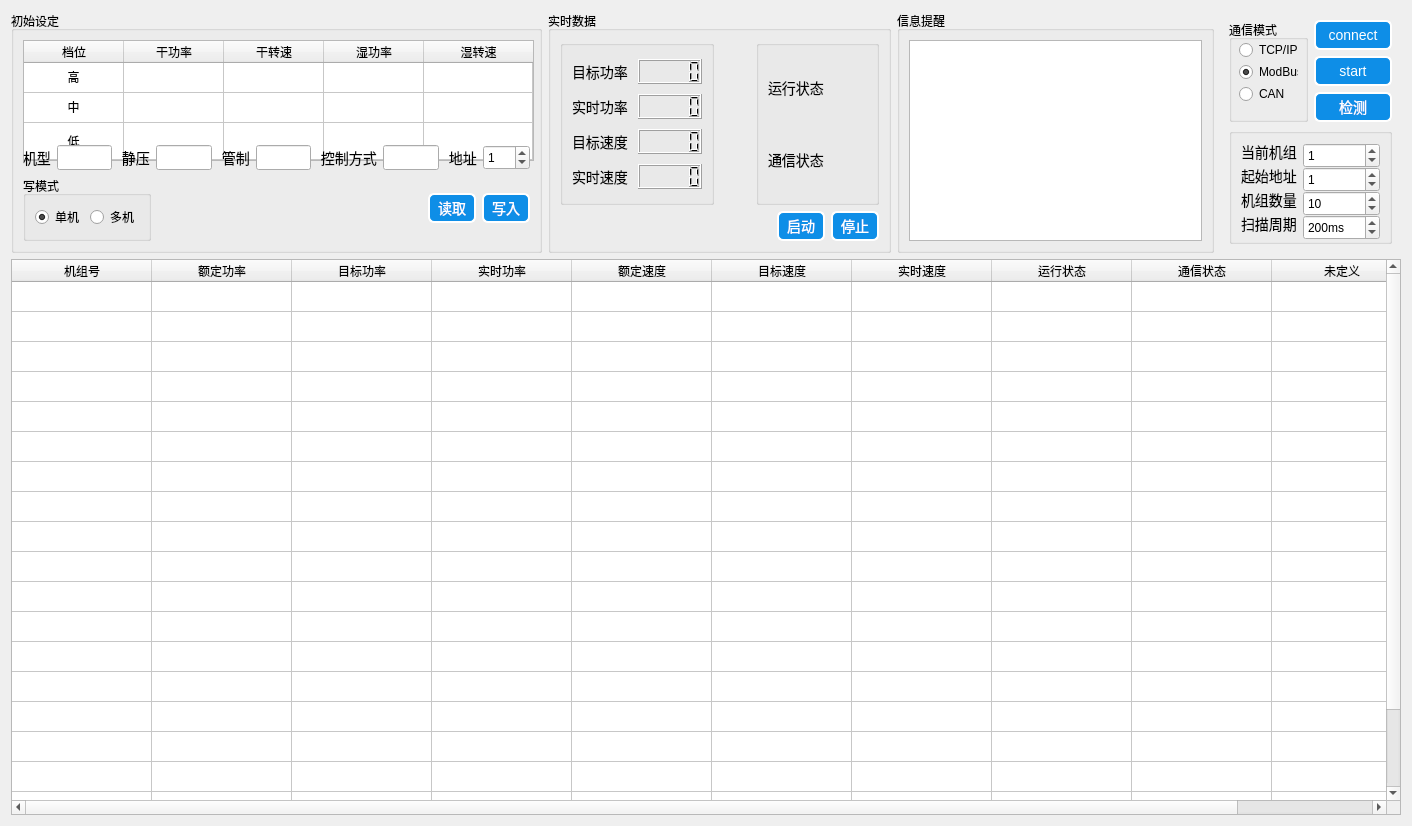
Before: the Qt Designer form userui/fanmotorui.ui in pkzju/super, drawn with Qt 5.
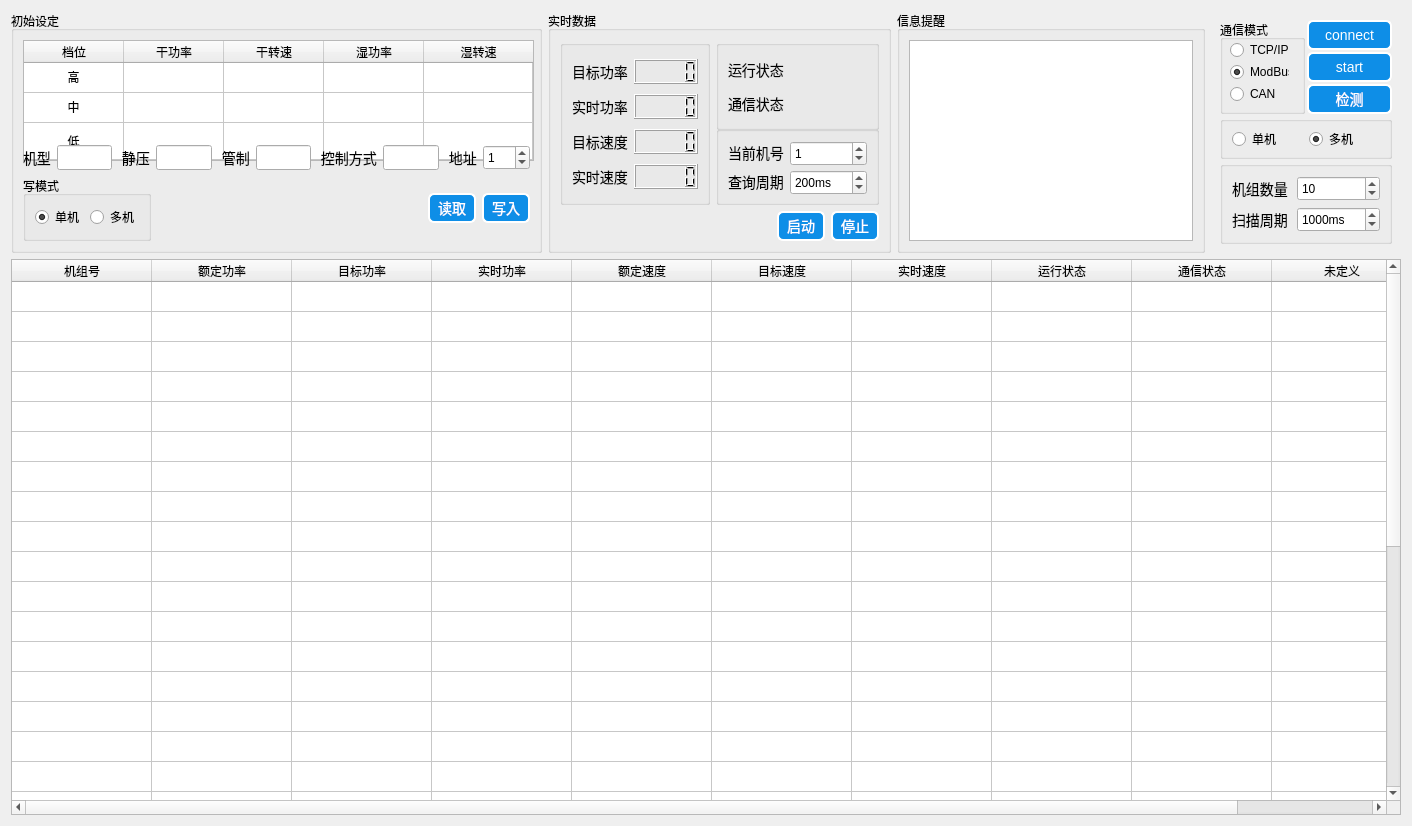
After: the same form once the commit is applied. Custom widgets are drawn as their Qt base class.

Diff of the .ui file:
```diff
--- a/userui/fanmotorui.ui
+++ b/userui/fanmotorui.ui
@@ -553,54 +553,8 @@
      <property name="title">
       <string>实时数据</string>
      </property>
-     <layout class="QGridLayout" name="gridLayout_6" columnstretch="5,1,4" rowminimumheight="0,0">
-      <item row="0" column="1">
-       <spacer name="horizontalSpacer_3">
-        <property name="orientation">
-         <enum>Qt::Horizontal</enum>
-        </property>
-        <property name="sizeHint" stdset="0">
-         <size>
-          <width>28</width>
-          <height>20</height>
-         </size>
-        </property>
-       </spacer>
-      </item>
-      <item row="0" column="2">
-       <widget class="QGroupBox" name="groupBox">
-        <layout class="QGridLayout" name="gridLayout_5">
-         <item row="0" column="0">
-          <widget class="QLabel" name="label_17">
-           <property name="text">
-            <string>运行状态</string>
-           </property>
-          </widget>
-         </item>
-         <item row="0" column="1">
-          <widget class="QcwIndicatorLamp" name="lamp_runState" native="true"/>
-         </item>
-         <item row="1" column="0">
-          <widget class="QLabel" name="label_18">
-           <property name="text">
-            <string>通信状态</string>
-           </property>
-          </widget>
-         </item>
-         <item row="1" column="1">
-          <widget class="QcwIndicatorLamp" name="lamp_comState" native="true">
-           <property name="sizePolicy">
-            <sizepolicy hsizetype="Preferred" vsizetype="Preferred">
-             <horstretch>0</horstretch>
-             <verstretch>0</verstretch>
-            </sizepolicy>
-           </property>
-          </widget>
-         </item>
-        </layout>
-       </widget>
-      </item>
-      <item row="0" column="0">
+     <layout class="QGridLayout" name="gridLayout_8" columnstretch="0,0,0">
+      <item row="0" column="0" rowspan="2">
        <widget class="QGroupBox" name="groupBox">
         <layout class="QGridLayout" name="gridLayout_3">
          <item row="0" column="0">
@@ -698,7 +652,7 @@
         </layout>
        </widget>
       </item>
-      <item row="1" column="0" colspan="3">
+      <item row="2" column="0" colspan="3">
        <layout class="QHBoxLayout" name="horizontalLayout_4">
         <item>
          <spacer name="horizontalSpacer_4">
@@ -753,6 +707,109 @@
         </item>
        </layout>
       </item>
+      <item row="0" column="1" colspan="2">
+       <widget class="QGroupBox" name="groupBox">
+        <property name="minimumSize">
+         <size>
+          <width>150</width>
+          <height>90</height>
+         </size>
+        </property>
+        <layout class="QGridLayout" name="gridLayout_5">
+         <item row="0" column="0">
+          <widget class="QLabel" name="label_17">
+           <property name="text">
+            <string>运行状态</string>
+           </property>
+          </widget>
+         </item>
+         <item row="0" column="1">
+          <widget class="QcwIndicatorLamp" name="lamp_runState" native="true"/>
+         </item>
+         <item row="1" column="0">
+          <widget class="QLabel" name="label_18">
+           <property name="text">
+            <string>通信状态</string>
+           </property>
+          </widget>
+         </item>
+         <item row="1" column="1">
+          <widget class="QcwIndicatorLamp" name="lamp_comState" native="true">
+           <property name="sizePolicy">
+            <sizepolicy hsizetype="Preferred" vsizetype="Preferred">
+             <horstretch>0</horstretch>
+             <verstretch>0</verstretch>
+            </sizepolicy>
+           </property>
+          </widget>
+         </item>
+        </layout>
+       </widget>
+      </item>
+      <item row="1" column="1" colspan="2">
+       <widget class="QGroupBox" name="groupBox">
+        <layout class="QGridLayout" name="gridLayout_6">
+         <item row="0" column="0">
+          <widget class="QLabel" name="label_19">
+           <property name="text">
+            <string>当前机号</string>
+           </property>
+          </widget>
+         </item>
+         <item row="0" column="1">
+          <widget class="QSpinBox" name="spinBox_currentaddress">
+           <property name="minimumSize">
+            <size>
+             <width>0</width>
+             <height>25</height>
+            </size>
+           </property>
+           <property name="maximumSize">
+            <size>
+             <width>16777215</width>
+             <height>25</height>
+            </size>
+           </property>
+           <property name="maximum">
+            <number>255</number>
+           </property>
+           <property name="value">
+            <number>1</number>
+           </property>
+          </widget>
+         </item>
+         <item row="1" column="0">
+          <widget class="QLabel" name="label_23">
+           <property name="text">
+            <string>查询周期</string>
+           </property>
+          </widget>
+         </item>
+         <item row="1" column="1">
+          <widget class="QSpinBox" name="spinBox_pollingPeriod">
+           <property name="minimumSize">
+            <size>
+             <width>0</width>
+             <height>25</height>
+            </size>
+           </property>
+           <property name="suffix">
+            <string>ms</string>
+           </property>
+           <property name="maximum">
+            <number>10000</number>
+           </property>
+           <property name="singleStep">
+            <number>10</number>
+           </property>
+           <property name="value">
+            <number>200</number>
+           </property>
+          </widget>
+         </item>
+        </layout>
+       </widget>
+      </item>
      </layout>
     </widget>
    </item>
@@ -774,6 +831,128 @@
      </layout>
     </widget>
    </item>
+   <item row="1" column="0" colspan="4">
+    <widget class="QTableWidget" name="table_realtime">
+     <property name="sizePolicy">
+      <sizepolicy hsizetype="Expanding" vsizetype="Expanding">
+       <horstretch>0</horstretch>
+       <verstretch>0</verstretch>
+      </sizepolicy>
+     </property>
+     <property name="textElideMode">
+      <enum>Qt::ElideRight</enum>
+     </property>
+     <property name="rowCount">
+      <number>32</number>
+     </property>
+     <attribute name="horizontalHeaderDefaultSectionSize">
+      <number>140</number>
+     </attribute>
+     <attribute name="horizontalHeaderMinimumSectionSize">
+      <number>45</number>
+     </attribute>
+     <attribute name="horizontalHeaderStretchLastSection">
+      <bool>true</bool>
+     </attribute>
+     <attribute name="verticalHeaderVisible">
+      <bool>false</bool>
+     </attribute>
+     <attribute name="verticalHeaderStretchLastSection">
+      <bool>false</bool>
+     </attribute>
+     <row>
+      <property name="text">
+       <string>1</string>
+      </property>
+     </row>
+     <row/>
+     <row/>
+     <row/>
+     <row/>
+     <row/>
+     <row/>
+     <row/>
+     <row/>
+     <row/>
+     <row/>
+     <row/>
+     <row/>
+     <row/>
+     <row/>
+     <row/>
+     <row/>
+     <row/>
+     <row/>
+     <row/>
+     <row/>
+     <row/>
+     <row/>
+     <row/>
+     <row/>
+     <row/>
+     <row/>
+     <row/>
+     <row/>
+     <row/>
+     <row/>
+     <row/>
+     <column>
+      <property name="text">
+       <string>机组号</string>
+      </property>
+     </column>
+     <column>
+      <property name="text">
+       <string>额定功率</string>
+      </property>
+     </column>
+     <column>
+      <property name="text">
+       <string>目标功率</string>
+      </property>
+     </column>
+     <column>
+      <property name="text">
+       <string>实时功率</string>
+      </property>
+     </column>
+     <column>
+      <property name="text">
+       <string>额定速度</string>
+      </property>
+     </column>
+     <column>
+      <property name="text">
+       <string>目标速度</string>
+      </property>
+     </column>
+     <column>
+      <property name="text">
+       <string>实时速度</string>
+      </property>
+     </column>
+     <column>
+      <property name="text">
+       <string>运行状态</string>
+      </property>
+     </column>
+     <column>
+      <property name="text">
+       <string>通信状态</string>
+      </property>
+     </column>
+     <column>
+      <property name="text">
+       <string>未定义</string>
+      </property>
+     </column>
+     <item row="0" column="8">
+      <property name="text">
+       <string/>
+      </property>
+     </item>
+    </widget>
+   </item>
    <item row="0" column="3">
     <widget class="QFrame" name="frame">
      <property name="maximumSize">
@@ -783,6 +962,9 @@
       </size>
      </property>
      <layout class="QGridLayout" name="gridLayout">
+      <property name="spacing">
+       <number>2</number>
+      </property>
       <item row="0" column="0" rowspan="3">
        <widget class="QGroupBox" name="groupBox_7">
         <property name="title">
@@ -895,7 +1077,7 @@
         </property>
        </widget>
       </item>
-      <item row="3" column="0" colspan="2">
+      <item row="4" column="0" colspan="2">
        <widget class="QGroupBox" name="groupBox_8">
         <property name="minimumSize">
          <size>
@@ -907,72 +1089,29 @@
          <string/>
         </property>
         <layout class="QGridLayout" name="gridLayout_4">
+         <property name="leftMargin">
+          <number>9</number>
+         </property>
+         <property name="topMargin">
+          <number>9</number>
+         </property>
+         <property name="rightMargin">
+          <number>9</number>
+         </property>
+         <property name="bottomMargin">
+          <number>9</number>
+         </property>
+         <property name="horizontalSpacing">
+          <number>9</number>
+         </property>
          <item row="0" column="0">
-          <widget class="QLabel" name="label_19">
-           <property name="text">
-            <string>当前机组</string>
-           </property>
-          </widget>
-         </item>
-         <item row="0" column="1">
-          <widget class="QSpinBox" name="spinBox_currentaddress">
-           <property name="minimumSize">
-            <size>
-             <width>0</width>
-             <height>25</height>
-            </size>
-           </property>
-           <property name="maximumSize">
-            <size>
-             <width>16777215</width>
-             <height>25</height>
-            </size>
-           </property>
-           <property name="maximum">
-            <number>255</number>
-           </property>
-           <property name="value">
-            <number>1</number>
-           </property>
-          </widget>
-         </item>
-         <item row="1" column="0">
-          <widget class="QLabel" name="label_20">
-           <property name="text">
-            <string>起始地址</string>
-           </property>
-          </widget>
-         </item>
-         <item row="1" column="1">
-          <widget class="QSpinBox" name="spinBox_startaddress">
-           <property name="minimumSize">
-            <size>
-             <width>0</width>
-             <height>25</height>
-            </size>
-           </property>
-           <property name="maximumSize">
-            <size>
-             <width>16777215</width>
-             <height>25</height>
-            </size>
-           </property>
-           <property name="maximum">
-            <number>255</number>
-           </property>
-           <property name="value">
-            <number>1</number>
-           </property>
-          </widget>
-         </item>
-         <item row="2" column="0">
           <widget class="QLabel" name="label_21">
            <property name="text">
             <string>机组数量</string>
            </property>
           </widget>
          </item>
-         <item row="2" column="1">
+         <item row="0" column="1">
           <widget class="QSpinBox" name="spinBox_motorNum">
            <property name="minimumSize">
             <size>
@@ -986,22 +1125,25 @@
              <height>25</height>
             </size>
            </property>
+           <property name="minimum">
+            <number>1</number>
+           </property>
            <property name="maximum">
-            <number>255</number>
+            <number>32</number>
            </property>
            <property name="value">
             <number>10</number>
            </property>
           </widget>
          </item>
-         <item row="3" column="0">
+         <item row="1" column="0">
           <widget class="QLabel" name="label_22">
            <property name="text">
             <string>扫描周期</string>
            </property>
           </widget>
          </item>
-         <item row="3" column="1">
+         <item row="1" column="1">
           <widget class="QSpinBox" name="spinBox_timePeriod">
            <property name="minimumSize">
             <size>
@@ -1013,13 +1155,48 @@
             <string>ms</string>
            </property>
            <property name="maximum">
-            <number>10000</number>
+            <number>100000</number>
            </property>
            <property name="singleStep">
-            <number>10</number>
+            <number>20</number>
            </property>
            <property name="value">
-            <number>200</number>
+            <number>1000</number>
+           </property>
+          </widget>
+         </item>
+        </layout>
+       </widget>
+      </item>
+      <item row="3" column="0" colspan="2">
+       <widget class="QGroupBox" name="groupBox_10">
+        <property name="title">
+         <string/>
+        </property>
+        <layout class="QHBoxLayout" name="horizontalLayout_5">
+         <property name="topMargin">
+          <number>3</number>
+         </property>
+         <property name="bottomMargin">
+          <number>3</number>
+         </property>
+         <item>
+          <widget class="QRadioButton" name="radioButton_signleMotorMode">
+           <property name="text">
+            <string>单机</string>
+           </property>
+           <property name="checked">
+            <bool>false</bool>
+           </property>
+          </widget>
+         </item>
+         <item>
+          <widget class="QRadioButton" name="radioButton_multiMotorMode">
+           <property name="text">
+            <string>多机</string>
+           </property>
+           <property name="checked">
+            <bool>true</bool>
            </property>
           </widget>
          </item>
@@ -1029,113 +1206,6 @@
      </layout>
     </widget>
    </item>
-   <item row="1" column="0" colspan="4">
-    <widget class="QTableWidget" name="table_realtime">
-     <property name="sizePolicy">
-      <sizepolicy hsizetype="Expanding" vsizetype="Expanding">
-       <horstretch>0</horstretch>
-       <verstretch>0</verstretch>
-      </sizepolicy>
-     </property>
-     <property name="rowCount">
-      <number>20</number>
-     </property>
-     <attribute name="horizontalHeaderDefaultSectionSize">
-      <number>140</number>
-     </attribute>
-     <attribute name="horizontalHeaderMinimumSectionSize">
-      <number>45</number>
-     </attribute>
-     <attribute name="horizontalHeaderStretchLastSection">
-      <bool>true</bool>
-     </attribute>
-     <attribute name="verticalHeaderVisible">
-      <bool>false</bool>
-     </attribute>
-     <attribute name="verticalHeaderStretchLastSection">
-      <bool>false</bool>
-     </attribute>
-     <row>
-      <property name="text">
-       <string>1</string>
-      </property>
-     </row>
-     <row/>
-     <row/>
-     <row/>
-     <row/>
-     <row/>
-     <row/>
-     <row/>
-     <row/>
-     <row/>
-     <row/>
-     <row/>
-     <row/>
-     <row/>
-     <row/>
-     <row/>
-     <row/>
-     <row/>
-     <row/>
-     <row/>
-     <column>
-      <property name="text">
-       <string>机组号</string>
-      </property>
-     </column>
-     <column>
-      <property name="text">
-       <string>额定功率</string>
-      </property>
-     </column>
-     <column>
-      <property name="text">
-       <string>目标功率</string>
-      </property>
-     </column>
-     <column>
-      <property name="text">
-       <string>实时功率</string>
-      </property>
-     </column>
-     <column>
-      <property name="text">
-       <string>额定速度</string>
-      </property>
-     </column>
-     <column>
-      <property name="text">
-       <string>目标速度</string>
-      </property>
-     </column>
-     <column>
-      <property name="text">
-       <string>实时速度</string>
-      </property>
-     </column>
-     <column>
-      <property name="text">
-       <string>运行状态</string>
-      </property>
-     </column>
-     <column>
-      <property name="text">
-       <string>通信状态</string>
-      </property>
-     </column>
-     <column>
-      <property name="text">
-       <string>未定义</string>
-      </property>
-     </column>
-     <item row="0" column="8">
-      <property name="text">
-       <string/>
-      </property>
-     </item>
-    </widget>
-   </item>
   </layout>
  </widget>
  <customwidgets>
```
